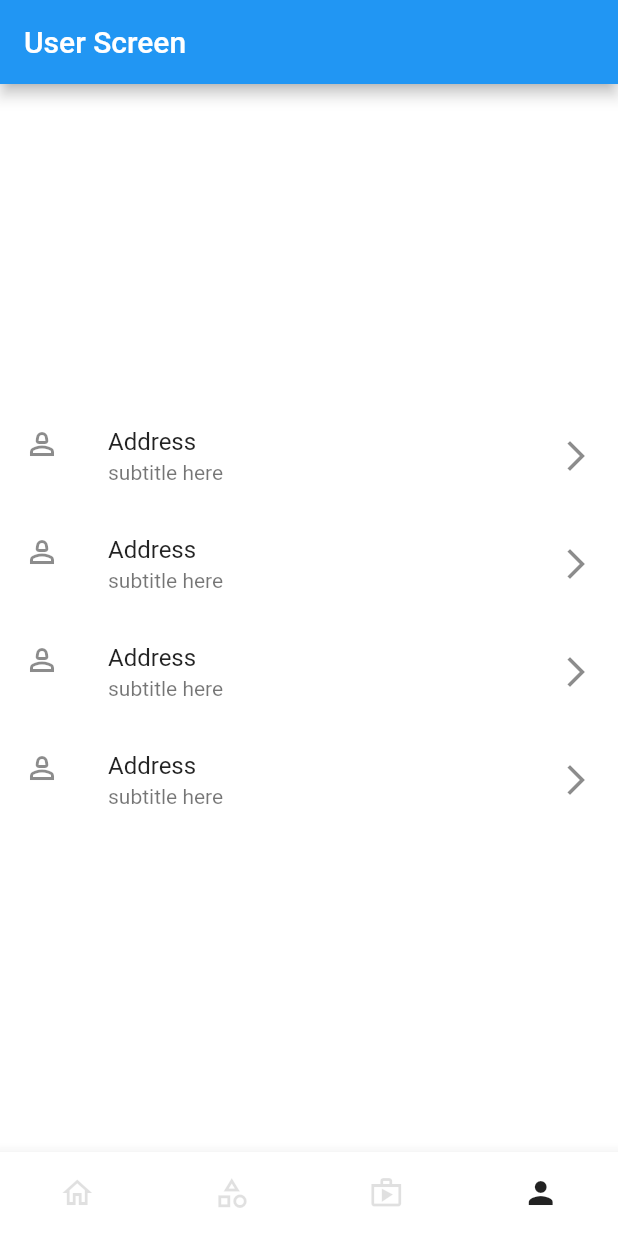
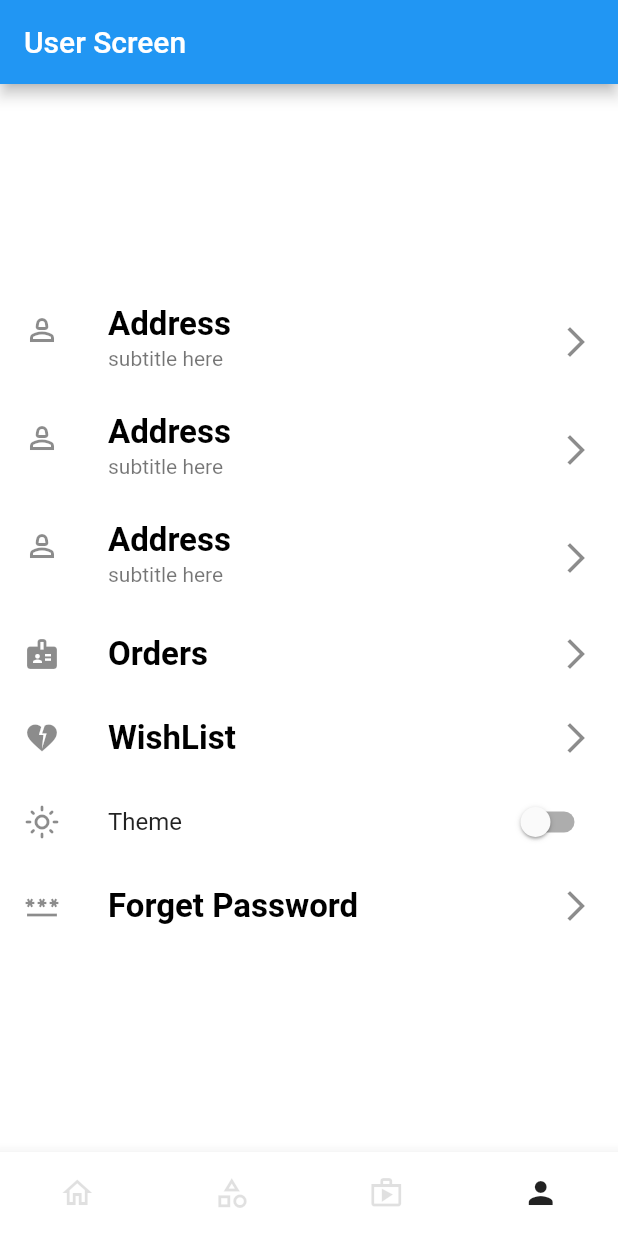
Before and after one commit to saeedBark/grocey-app, a Flutter app: the screen it shows after launch, item 4 of the bottom bar chosen, on a phone screen of 412 x 824 dp. Run offline on Flutter 3.47's test engine with Material 2 defaults, Android fonts, the phone set to English and light mode, and no system bars; our stand-ins replace shared_preferences; missing offline and left inert: shared_preferences_web.

Commit message:
add widget text

```diff
--- a/lib/screens/btm_bar.dart
+++ b/lib/screens/btm_bar.dart
@@ -1,7 +1,4 @@
 import 'package:flutter/material.dart';
-import 'package:flutter/src/foundation/key.dart';
-import 'package:flutter/src/widgets/framework.dart';
-import 'package:flutter/src/widgets/placeholder.dart';
 import 'package:my_grocey_app/screens/cart.dart';
 import 'package:my_grocey_app/screens/categories.dart';
 import 'package:my_grocey_app/screens/home_screen.dart';
--- a/lib/screens/user.dart
+++ b/lib/screens/user.dart
@@ -1,5 +1,9 @@
 import 'package:flutter/material.dart';
 import 'package:flutter/src/widgets/placeholder.dart';
+import 'package:provider/provider.dart';
+
+import '../provider/dark_theme_provider.dart';
+import '../widgets/text_widget.dart';
 
 class UserScreen extends StatefulWidget {
   const UserScreen({Key? key}) : super(key: key);
@@ -11,12 +15,16 @@ class UserScreen extends StatefulWidget {
 class _UserScreenState extends State<UserScreen> {
   @override
   Widget build(BuildContext context) {
+    final themeState = Provider.of<DarkThemeProvider>(context);
+    final Color color = themeState.getDarkTheme ? Colors.white : Colors.black;
     return Scaffold(
-        body: Column(
-      mainAxisAlignment: MainAxisAlignment.center,
+        body: Center(
+      child: SingleChildScrollView(
+        child: Column(
           children: [
             _ListTile(
               title: 'Address',
+              color: color,
               subTitle: 'subtitle here',
               leading: Icons.person_2_outlined,
               trailing: Icons.arrow_forward_ios,
@@ -24,6 +32,7 @@ class _UserScreenState extends State<UserScreen> {
             ),
             _ListTile(
               title: 'Address',
+              color: color,
               subTitle: 'subtitle here',
               leading: Icons.person_2_outlined,
               trailing: Icons.arrow_forward_ios,
@@ -31,43 +40,77 @@ class _UserScreenState extends State<UserScreen> {
             ),
             _ListTile(
               title: 'Address',
+              color: color,
               subTitle: 'subtitle here',
               leading: Icons.person_2_outlined,
               trailing: Icons.arrow_forward_ios,
               onTap: () {},
             ),
             _ListTile(
-          title: 'Address',
-          subTitle: 'subtitle here',
-          leading: Icons.person_2_outlined,
+              title: 'Orders',
+              color: color,
+              leading: Icons.badge,
+              trailing: Icons.arrow_forward_ios,
+              onTap: () {},
+            ),
+            _ListTile(
+              title: 'WishList',
+              color: color,
+              leading: Icons.heart_broken,
+              trailing: Icons.arrow_forward_ios,
+              onTap: () {},
+            ),
+            SwitchListTile(
+              title: const Text('Theme'),
+              secondary: Icon(themeState.getDarkTheme
+                  ? Icons.dark_mode_outlined
+                  : Icons.light_mode_outlined),
+              onChanged: (bool value) => setState(() {
+                themeState.setDarkTheme = value;
+              }),
+              value: themeState.getDarkTheme,
+            ),
+            _ListTile(
+              title: 'Forget Password',
+              color: color,
+              leading: Icons.password_outlined,
               trailing: Icons.arrow_forward_ios,
               onTap: () {},
             ),
           ],
+        ),
+      ),
     ));
   }
 }
 
 class _ListTile extends StatelessWidget {
   final String title;
-  final String subTitle;
+  final Color color;
+  final String? subTitle;
   final IconData leading;
   final IconData trailing;
   final void Function() onTap;
   const _ListTile({
     Key? key,
     required this.title,
-    required this.subTitle,
+    this.subTitle,
     required this.leading,
     required this.trailing,
     required this.onTap,
+    required this.color,
   }) : super(key: key);
 
   @override
   Widget build(BuildContext context) {
     return ListTile(
-      title: Text(title),
-      subtitle: Text(subTitle),
+      title: TextWidget(
+        text: title,
+        color: color,
+        fontSize: 22,
+        isTitle: true,
+      ),
+      subtitle: (subTitle != null) ? Text(subTitle!) : null,
       leading: Icon(leading),
       trailing: Icon(trailing),
       onTap: onTap,
--- /dev/null
+++ b/lib/widgets/text_widget.dart
@@ -0,0 +1,32 @@
+import 'package:flutter/material.dart';
+import 'package:flutter/src/foundation/key.dart';
+import 'package:flutter/src/widgets/framework.dart';
+import 'package:flutter/src/widgets/placeholder.dart';
+
+class TextWidget extends StatelessWidget {
+  final String text;
+  final Color color;
+  final double fontSize;
+  final bool isTitle;
+  final int maxLines;
+  const TextWidget({
+    Key? key,
+    required this.text,
+    required this.color,
+    required this.fontSize,
+    this.isTitle = false,
+    this.maxLines = 10,
+  }) : super(key: key);
+
+  @override
+  Widget build(BuildContext context) {
+    return Text(
+      text,
+      maxLines: maxLines,
+      style: TextStyle(
+          color: color,
+          fontSize: fontSize,
+          fontWeight: isTitle ? FontWeight.bold : FontWeight.normal),
+    );
+  }
+}
```
Lines whose indentation alone changed are shown as unchanged.
